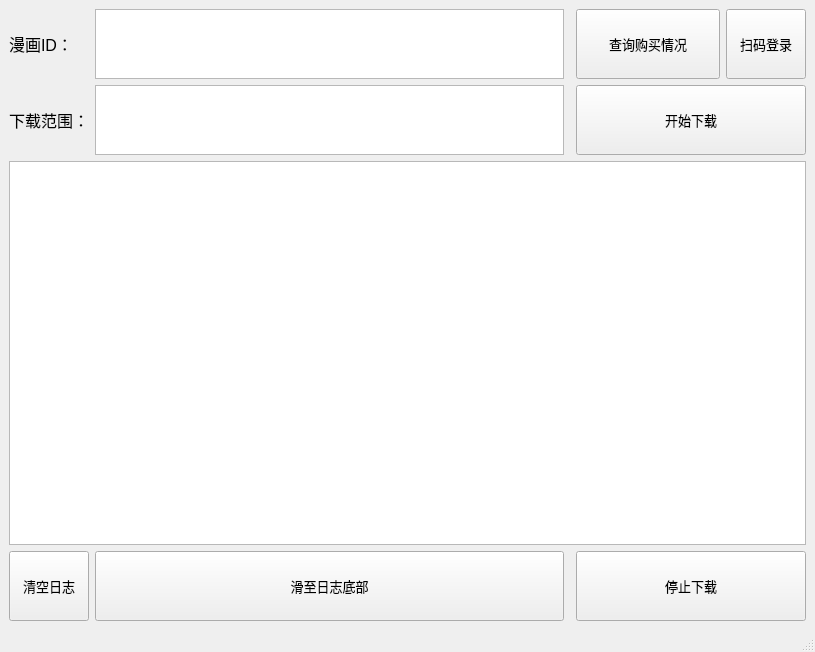
Old version of the form MainGUI.ui in the repository Randark-JMT/Bilibili_manga_download.
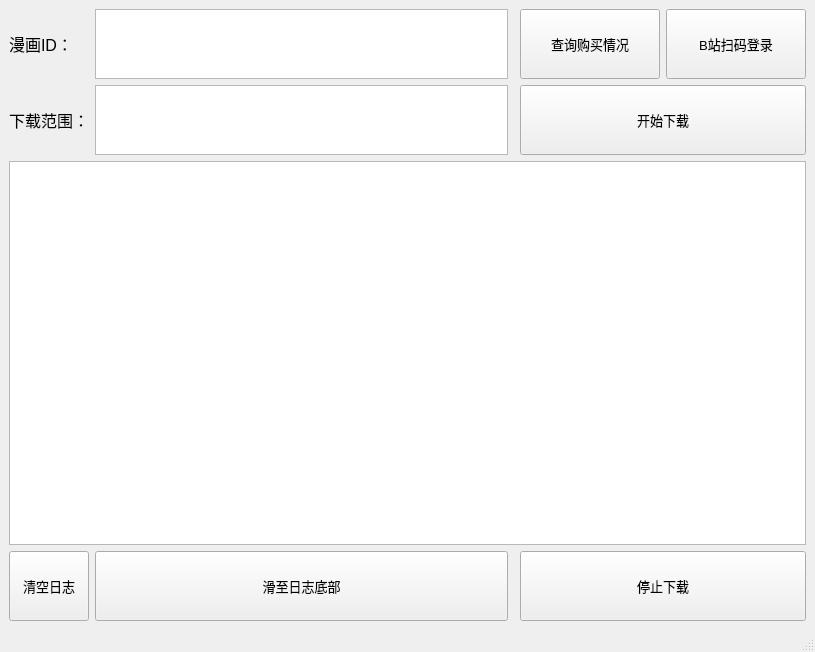
New version of the form. Icons and pictures are not drawn.

```diff
--- a/MainGUI.ui
+++ b/MainGUI.ui
@@ -61,7 +61,7 @@
      <widget class="QPushButton" name="pushButton">
       <property name="minimumSize">
        <size>
-        <width>0</width>
+        <width>140</width>
         <height>70</height>
        </size>
       </property>
@@ -77,7 +77,7 @@
        </font>
       </property>
       <property name="text">
-       <string>扫码登录</string>
+       <string>B站扫码登录</string>
       </property>
      </widget>
     </item>
@@ -157,7 +157,7 @@
      <widget class="QPushButton" name="pushButton_2">
       <property name="minimumSize">
        <size>
-        <width>144</width>
+        <width>140</width>
         <height>70</height>
        </size>
       </property>
```
